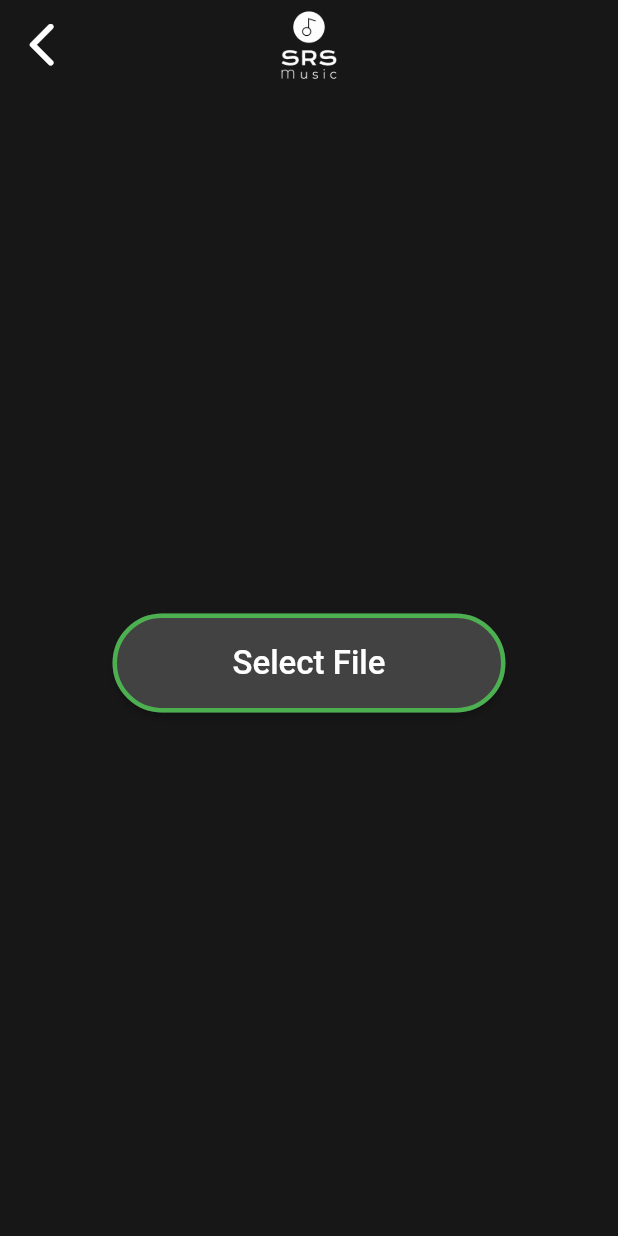
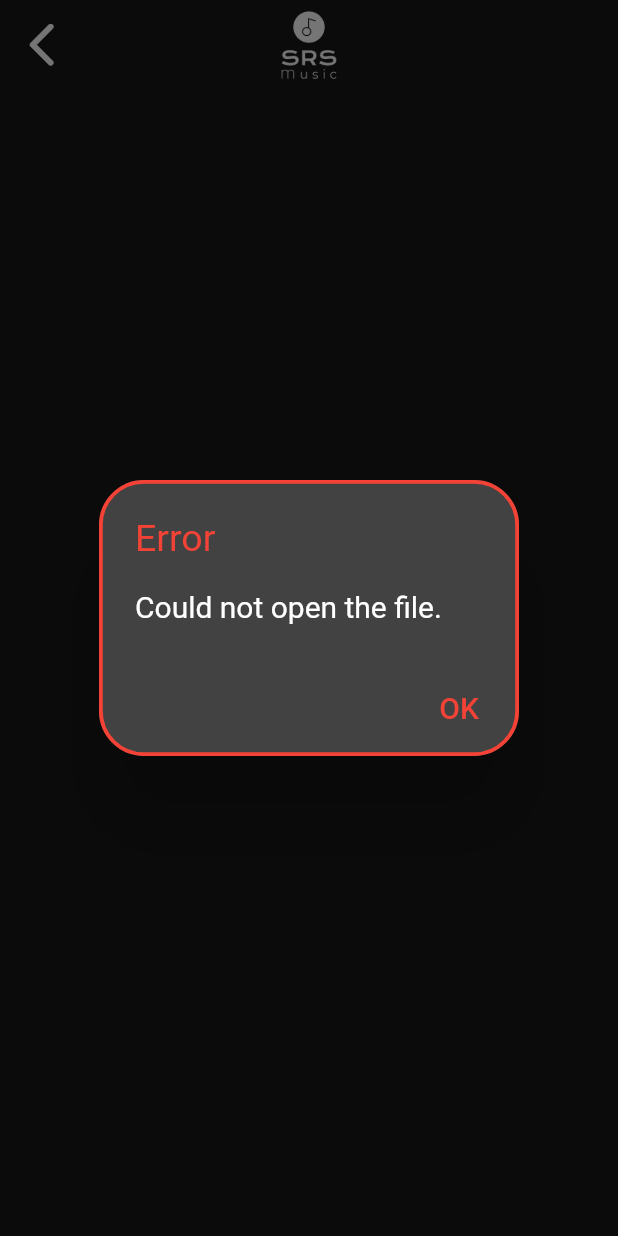
Before and after one commit to CS308-Proje/Mobile, a Flutter app: the AddMusicFile screen opened directly, after a tap on "Select File", on a phone screen of 412 x 824 dp. Run offline on Flutter 3.47's test engine with Material 2 defaults, Android fonts, the phone set to English and light mode, and no system bars; our stand-ins replace file_picker, flutter_rating_bar, flutter_secure_storage; accounts and stored records are empty.

Commit message:
Add files via upload

```diff
--- a/lib/pages/add_music_file.dart
+++ b/lib/pages/add_music_file.dart
@@ -1,7 +1,9 @@
+// ignore_for_file: use_build_context_synchronously
+
+import 'dart:io';
 import 'package:flutter/material.dart';
 import 'package:file_picker/file_picker.dart';
-import 'dart:convert';
-import 'dart:io';
+import '../apis/MySongs_Logic.dart';
 
 class AddMusicFile extends StatefulWidget {
   const AddMusicFile({super.key});
@@ -11,30 +13,115 @@ class AddMusicFile extends StatefulWidget {
 }
 
 class _AddMusicFileState extends State<AddMusicFile> {
-  void pickAndReadFile() async {
-    FilePickerResult? result = await FilePicker.platform.pickFiles();
+
+  File? file;
+  Future<void> pickAndReadFile() async {
+    FilePickerResult? result = await FilePicker.platform.pickFiles(
+      type: FileType.custom,
+      allowedExtensions: ['txt'],
+    );
 
     if (result != null) {
-      File file = File(result.files.single.path!);
-      try {
-        String content = await file.readAsString();
-        List<dynamic> songData = jsonDecode(content);
+      setState(() {
+        file = File(result.files.single.path!);
+      });
 
-        for (var song in songData) {
-          print('Song Name: ${song['songName']}');
-          print('Album Name: ${song['albumName']}');
-          print('Main Artist Name: ${song['mainArtistName']}');
-          List<String> featuringArtists = song['featuringArtistNames'] != null
-              ? List<String>.from(song['featuringArtistNames'])
-              : [];
-          print('Featuring Artist Names: ${featuringArtists.join(', ')}');
-          print('------------------------');
-        }
-      } catch (e) {
-        print('Error reading file or invalid JSON format: $e');
+      List<int> resultCounts = await SongService().addSongFile(file!);
+
+      int addedCount = resultCounts[0];
+      int failedCount = resultCounts[1];
+
+      if (failedCount == 0) {
+        // All songs were added successfully
+        showDialog(
+          context: context,
+          builder: (BuildContext context) {
+            return AlertDialog(
+              title: const Text('Success'),
+              content: Text('Added $addedCount songs successfully.'),
+              shape: const RoundedRectangleBorder(
+                borderRadius: BorderRadius.all(Radius.circular(30.0)),
+                side: BorderSide(color: Colors.green, width: 2.5),
+              ),
+              titleTextStyle: const TextStyle(fontSize: 25, color: Colors.green),
+              contentTextStyle: const TextStyle(fontSize: 20, color: Colors.white),
+              backgroundColor: Colors.grey[800],
+              actions: <Widget>[
+                TextButton(
+                  style: TextButton.styleFrom(
+                    foregroundColor: Colors.green, // Color for text
+                  ),
+                  onPressed: () {
+                    Navigator.of(context).pop();
+                    Navigator.of(context).pop();
+                  },
+                  child: const Text('OK', style: TextStyle(fontSize: 20.0)),
+                ),
+              ],
+            );
+          },
+        );
+      } else {
+        // Some songs failed to add
+        showDialog(
+          context: context,
+          builder: (BuildContext context) {
+            return AlertDialog(
+              title: const Text('Error'),
+              content: Text('Could not add $failedCount songs.'),
+              shape: const RoundedRectangleBorder(
+                borderRadius: BorderRadius.all(Radius.circular(30.0)),
+                side: BorderSide(color: Colors.red, width: 2.5),
+              ),
+              titleTextStyle: const TextStyle(fontSize: 25, color: Colors.red),
+              contentTextStyle: const TextStyle(fontSize: 20, color: Colors.white),
+              backgroundColor: Colors.grey[800],
+              actions: <Widget>[
+                TextButton(
+                  style: TextButton.styleFrom(
+                    foregroundColor: Colors.red,
+                  ),
+                  onPressed: () {
+                    Navigator.of(context).pop();
+                  },
+                  child: const Text('OK', style: TextStyle(fontSize: 20.0)),
+                ),
+              ],
+            );
+          },
+        );
       }
-    } else {
-      print("No file selected!");
+    }
+
+    // If the file could not be opened
+    else {
+      showDialog(
+          context: context,
+          builder: (BuildContext context) {
+            return AlertDialog(
+              title: const Text('Error'),
+              content: const Text('Could not open the file.'),
+              shape: const RoundedRectangleBorder(
+                borderRadius: BorderRadius.all(Radius.circular(30.0)),
+                side: BorderSide(color: Colors.red, width: 2.5),
+              ),
+              titleTextStyle: const TextStyle(fontSize: 25, color: Colors.red),
+              contentTextStyle: const TextStyle(fontSize: 20, color: Colors.white),
+              backgroundColor: Colors.grey[800],
+              actions: <Widget>[
+                TextButton(
+                  style: TextButton.styleFrom(
+                    foregroundColor: Colors.red,
+                  ),
+                  onPressed: () {
+                    Navigator.of(context).pop();
+                  },
+                  child: const Text('OK', style: TextStyle(fontSize: 20.0)),
+                ),
+              ],
+            );
+          },
+        );
     }
   }
 
```
Also changed, not shown: lib/pages/add_music_info.dart (+53 -21 lines), lib/pages/music_remove_page.dart (+48 -78 lines).
